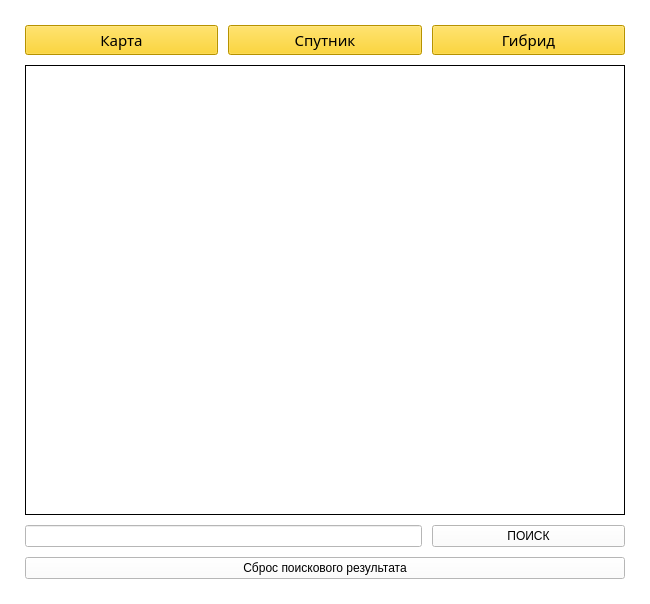
Old version of the form main.ui in the repository zarex1111/LongTimeTask.
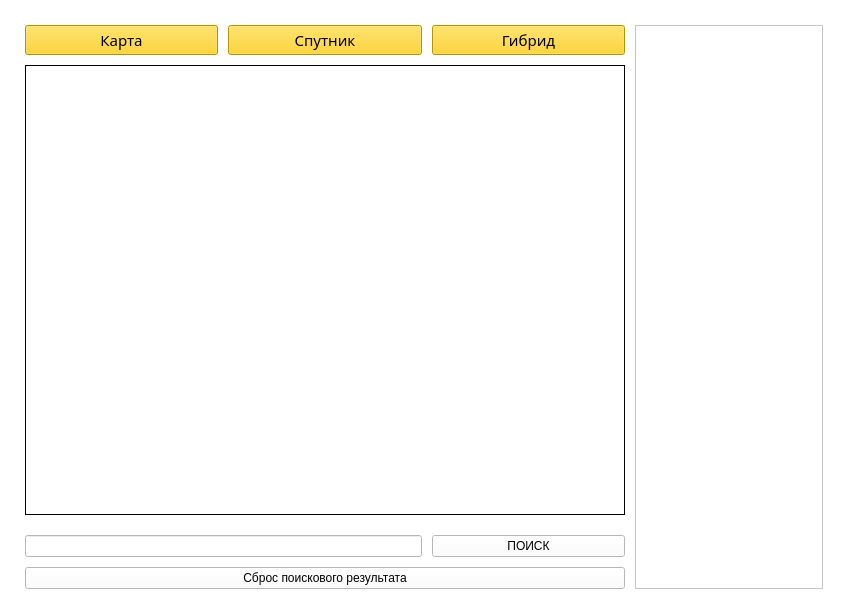
New version of the form.

Commit message: Задача №8

Patch:
```diff
--- a/main.ui
+++ b/main.ui
@@ -6,7 +6,7 @@
    <rect>
     <x>0</x>
     <y>0</y>
-    <width>650</width>
+    <width>848</width>
     <height>587</height>
    </rect>
   </property>
@@ -376,6 +376,13 @@
         </property>
        </widget>
       </item>
+      <item row="2" column="3" rowspan="5">
+       <widget class="QTextEdit" name="textEdit">
+        <property name="readOnly">
+         <bool>true</bool>
+        </property>
+       </widget>
+      </item>
      </layout>
     </item>
    </layout>
```
The commit also changes 1 other file.
